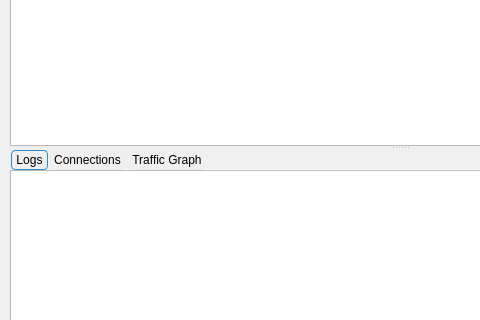
Old version of the form include/ui/mainwindow.ui in the repository Yulinanami/ethernet-tun-test; both pictures show x 0 to 480 and y 191 to 511 of the 800 by 600 pixel window.
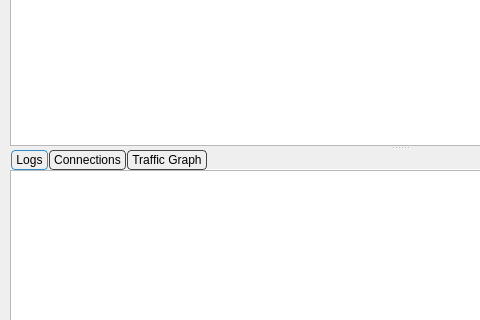
New version of the form. Icons and pictures are not drawn. Custom widgets are drawn as their Qt base class.

Diff of the .ui file:
```diff
--- a/include/ui/mainwindow.ui
+++ b/include/ui/mainwindow.ui
@@ -445,7 +445,7 @@
 }
 
 QTabBar::tab {
-    border: 1px solid palette(midlight);
+    border: 1px solid #444444;
 
     border-radius: 4px;
     padding: 2px 4px;
@@ -457,7 +457,7 @@
 }
 
 QTabBar::tab:!selected {
-    border: 1px solid palette(button);
+    border: 1px solid #444444;
 }
 
 QTabBar::tab:hover:!selected {
```
Left out of the diff: 8 changed lines with no effect on the pictures.
